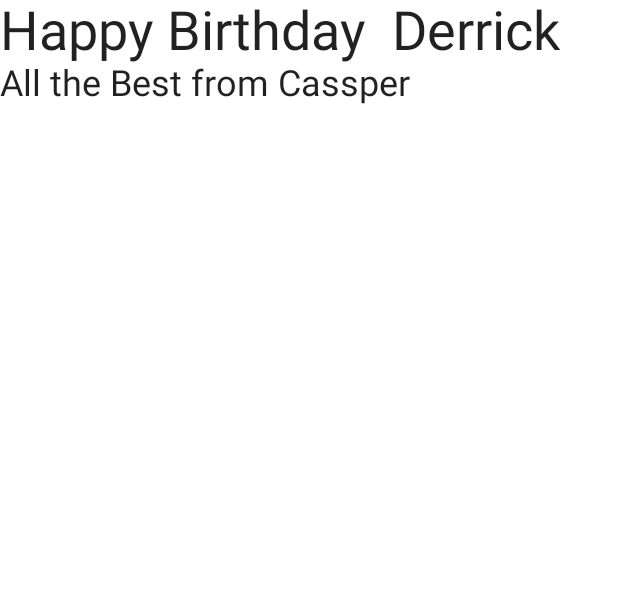
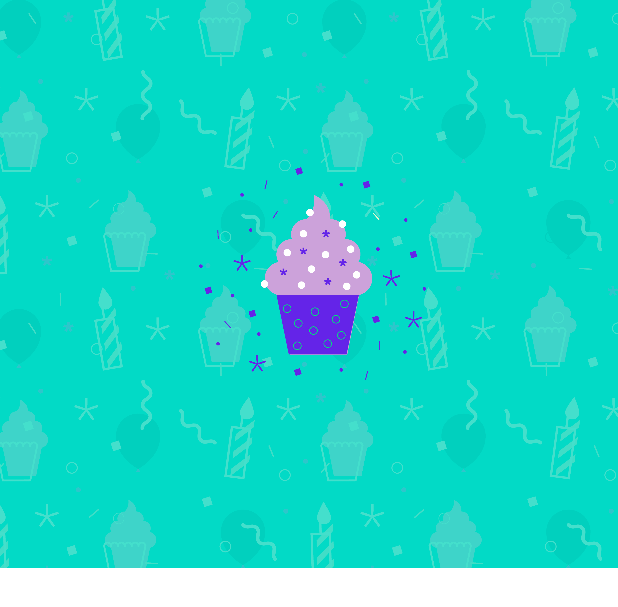
Before and after one commit to CASSPER24/JetPackComposeBirthdayCard, an Android app built with Jetpack Compose: the @Preview function DefaultPreview, on a phone screen of 412 x 824 dp. Shown: the top 607 px of the screen. Run offline under Robolectric (Android 15) with nearby library versions, the phone set to English and light mode, and no system bars.

Commit message:
Added a new function to display image

```diff
--- a/app/src/main/java/com/ayesigyederrick/happybirthday/MainActivity.kt
+++ b/app/src/main/java/com/ayesigyederrick/happybirthday/MainActivity.kt
@@ -1,8 +1,10 @@
 package com.ayesigyederrick.happybirthday
 
+import android.media.Image
 import android.os.Bundle
 import androidx.activity.ComponentActivity
 import androidx.activity.compose.setContent
+import androidx.compose.foundation.Image
 import androidx.compose.foundation.layout.Column
 import androidx.compose.foundation.layout.Row
 import androidx.compose.foundation.layout.fillMaxSize
@@ -11,6 +13,8 @@ import androidx.compose.material.Surface
 import androidx.compose.material.Text
 import androidx.compose.runtime.Composable
 import androidx.compose.ui.Modifier
+import androidx.compose.ui.res.painterResource
+import androidx.compose.ui.semantics.Role.Companion.Image
 import androidx.compose.ui.tooling.preview.Preview
 import androidx.compose.ui.unit.sp
 import com.ayesigyederrick.happybirthday.ui.theme.HappyBirthdayTheme
@@ -31,6 +35,12 @@ class MainActivity : ComponentActivity() {
 }
 
 @Composable
+fun BirthdayGreetingWithImage(name:String, from: String){
+    val image = painterResource(id = R.drawable.androidparty)
+    Image(painter = image, contentDescription = null)
+}
+
+@Composable
 fun BirthdayGreetingWithText(name: String, from: String){
     Column {
         Text(text = "Happy Birthday  $name", fontSize = 36.sp)
@@ -42,6 +52,6 @@ fun BirthdayGreetingWithText(name: String, from: String){
 @Composable
 fun DefaultPreview() {
     HappyBirthdayTheme {
-        BirthdayGreetingWithText("Derrick", "All the Best from Cassper")
+        BirthdayGreetingWithImage("Derrick", "All the Best from Cassper")
     }
 }
```
